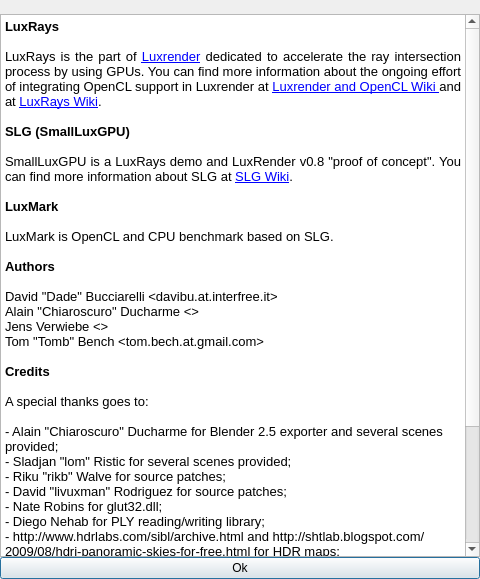
Old version of the form samples/luxmark/aboutdialog.ui in the repository LuxCoreRender/LuxCore.
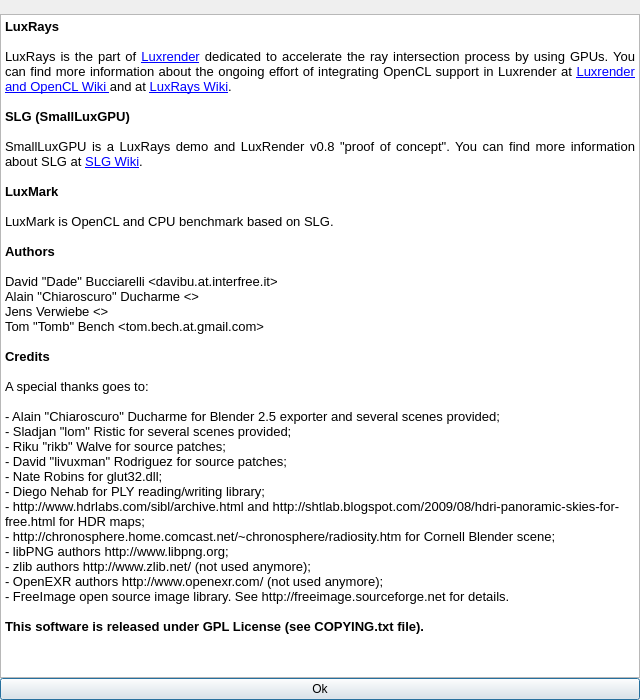
New version of the form. Icons and pictures are not drawn.

Commit message: LuxMark: changed splash screen image

Patch:
```diff
--- a/samples/luxmark/aboutdialog.ui
+++ b/samples/luxmark/aboutdialog.ui
@@ -9,8 +9,8 @@
    <rect>
     <x>0</x>
     <y>0</y>
-    <width>480</width>
-    <height>579</height>
+    <width>640</width>
+    <height>700</height>
    </rect>
   </property>
   <property name="sizePolicy">
```
Left out of the diff: 6 changed lines with no effect on the pictures. The commit also changes 5 other files.
